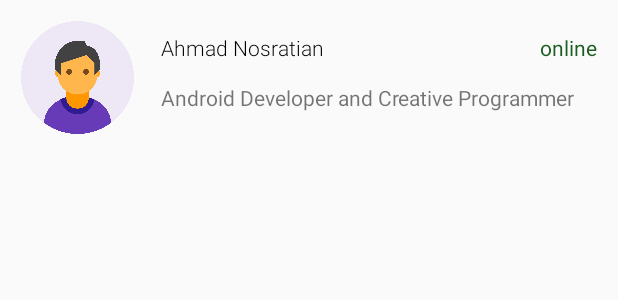
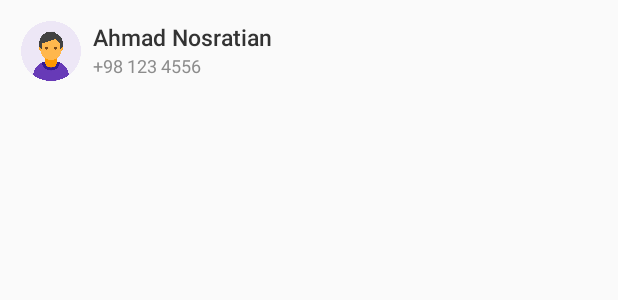
Before and after one commit to AhmadNosratian/ContactList, an Android app: the layout layout_item_user_details.xml on its own in the app's theme, with its tools: preview values and no code run, on a phone screen of 412 x 824 dp. Shown: the top 300 px of the screen. Run offline under Robolectric (Android 15) with nearby library versions, the phone set to English and light mode, and no system bars.

Commit message:
recycler view row change

```diff
--- a/app/src/main/AndroidManifest.xml
+++ b/app/src/main/AndroidManifest.xml
@@ -11,7 +11,7 @@
         android:roundIcon="@mipmap/ic_launcher_round"
         android:supportsRtl="true"
         android:theme="@style/AppTheme">
-        <activity android:name=".MainActivity">
+        <activity android:name=".view.MainActivity">
             <intent-filter>
                 <action android:name="android.intent.action.MAIN" />
 
--- a/app/src/main/java/ir/ahmadnosratian/contact/di/component/ApplicationComponent.java
+++ b/app/src/main/java/ir/ahmadnosratian/contact/di/component/ApplicationComponent.java
@@ -1,9 +1,7 @@
 package ir.ahmadnosratian.contact.di.component;
 
-import android.content.Context;
-
 import dagger.Component;
-import ir.ahmadnosratian.contact.MainActivity;
+import ir.ahmadnosratian.contact.view.MainActivity;
 import ir.ahmadnosratian.contact.di.module.ApiClientModule;
 import ir.ahmadnosratian.contact.di.module.ContextModule;
 
--- a/app/src/main/java/ir/ahmadnosratian/contact/MainActivity.java
+++ b/app/src/main/java/ir/ahmadnosratian/contact/view/MainActivity.java
@@ -1,4 +1,4 @@
-package ir.ahmadnosratian.contact;
+package ir.ahmadnosratian.contact.view;
 
 import android.content.Context;
 import android.support.v7.app.AppCompatActivity;
@@ -6,6 +6,9 @@ import android.os.Bundle;
 import android.widget.Toast;
 
 import javax.inject.Inject;
+
+import ir.ahmadnosratian.contact.App;
+import ir.ahmadnosratian.contact.R;
 
 public class MainActivity extends AppCompatActivity {
 
--- a/app/src/main/res/layout/activity_main.xml
+++ b/app/src/main/res/layout/activity_main.xml
@@ -4,7 +4,7 @@
     xmlns:tools="http://schemas.android.com/tools"
     android:layout_width="match_parent"
     android:layout_height="match_parent"
-    tools:context=".MainActivity">
+    tools:context=".view.MainActivity">
 
     <TextView
         android:layout_width="wrap_content"
--- a/app/src/main/res/layout/layout_item_user_details.xml
+++ b/app/src/main/res/layout/layout_item_user_details.xml
@@ -2,50 +2,40 @@
 <RelativeLayout xmlns:android="http://schemas.android.com/apk/res/android"
     xmlns:tools="http://schemas.android.com/tools"
     android:layout_width="match_parent"
-    android:layout_height="wrap_content">
+    android:layout_height="wrap_content"
+    android:background="?attr/selectableItemBackground"
+    android:clickable="true"
+    android:paddingLeft="@dimen/large_margin"
+    android:paddingTop="@dimen/large_margin"
+    android:paddingRight="@dimen/large_margin"
+    android:paddingBottom="@dimen/large_margin">
 
     <ImageView
-        android:id="@+id/imgView_userProfile_itemLayout"
-        android:layout_width="75dp"
-        android:layout_height="75dp"
-        android:layout_margin="@dimen/large_margin"
+        android:id="@+id/thumbnail"
+        android:layout_width="@dimen/thumbnail"
+        android:layout_height="@dimen/thumbnail"
+        android:layout_centerVertical="true"
+        android:layout_marginRight="@dimen/medium_margin"
         tools:src="@drawable/account_icon" />
 
     <TextView
-        android:id="@+id/txtView_userName_itemLayout"
+        android:id="@+id/name"
         android:layout_width="wrap_content"
         android:layout_height="wrap_content"
-        android:layout_alignTop="@id/imgView_userProfile_itemLayout"
-        android:layout_marginLeft="@dimen/small_margin"
-        android:layout_marginTop="@dimen/medium_margin"
-        android:layout_toEndOf="@id/imgView_userProfile_itemLayout"
-        android:layout_toRightOf="@id/imgView_userProfile_itemLayout"
-        android:fontFamily="sans-serif-light"
-        android:text="Ahmad Nosratian"
-        android:textColor="@color/color_black" />
+        android:layout_toRightOf="@id/thumbnail"
+        android:fontFamily="sans-serif-medium"
+        android:textColor="@color/contact_name"
+        android:textSize="15dp"
+        tools:text="Ahmad Nosratian" />
 
     <TextView
-        android:id="@+id/txtView_userBio_itemLayout"
+        android:id="@+id/phone"
         android:layout_width="wrap_content"
         android:layout_height="wrap_content"
-        android:layout_below="@id/txtView_userName_itemLayout"
-        android:layout_alignLeft="@id/txtView_userName_itemLayout"
-
-        android:maxLines="2"
-        android:layout_marginTop="@dimen/large_margin"
-        android:text="@string/str_fake_bio" />
-
-    <TextView
-        android:id="@+id/txtView_status_itemLayout"
-        android:layout_width="wrap_content"
-        android:layout_height="wrap_content"
-        android:layout_alignTop="@id/txtView_userName_itemLayout"
-        android:layout_alignBottom="@id/txtView_userName_itemLayout"
-        android:layout_alignParentEnd="true"
-        android:layout_alignParentRight="true"
-        android:layout_marginRight="@dimen/large_margin"
-        android:text="@string/str_status_online"
-
-        android:textColor="@color/color_green" />
+        android:layout_below="@id/name"
+        android:layout_toRightOf="@id/thumbnail"
+        android:textColor="@color/contact_number"
+        android:textSize="12dp"
+        tools:text="+98 123 4556" />
 
 </RelativeLayout>
--- a/app/src/main/res/values/colors.xml
+++ b/app/src/main/res/values/colors.xml
@@ -6,4 +6,7 @@
 
     <color name="color_black">#000</color>
     <color name="color_green">#1B5E20</color>
+
+    <color name="contact_name">#333333</color>
+    <color name="contact_number">#8c8c8c</color>
 </resources>
--- a/app/src/main/res/values/dimen.xml
+++ b/app/src/main/res/values/dimen.xml
@@ -4,5 +4,6 @@
     <dimen name="small_margin">4dp</dimen>
     <dimen name="medium_margin">8dp</dimen>
     <dimen name="large_margin">14dp</dimen>
+    <dimen name="thumbnail">40dp</dimen>
 
 </resources>
```
